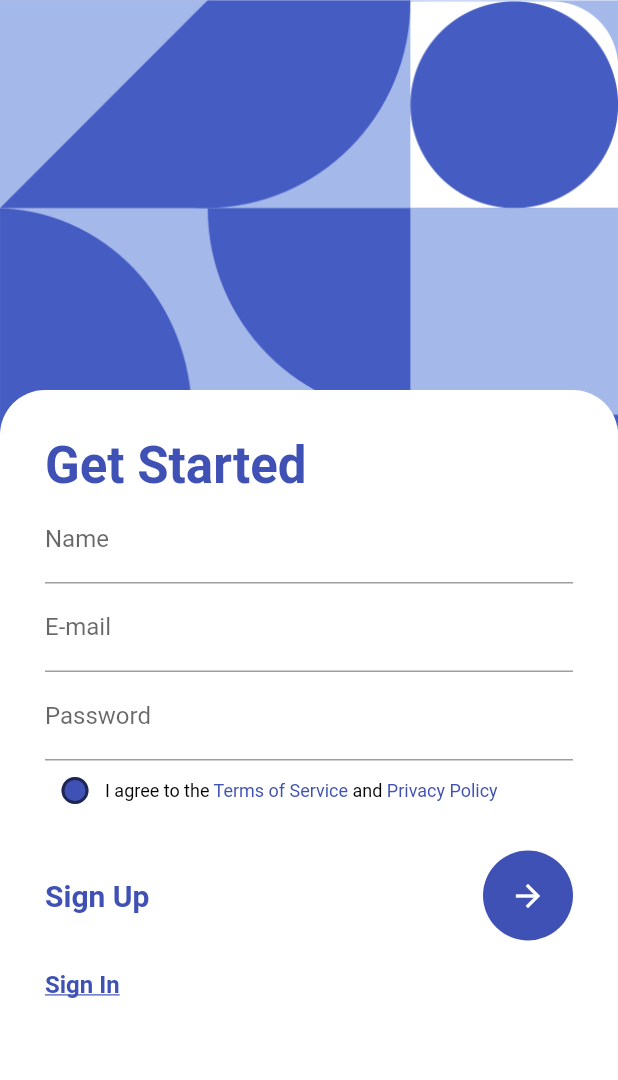
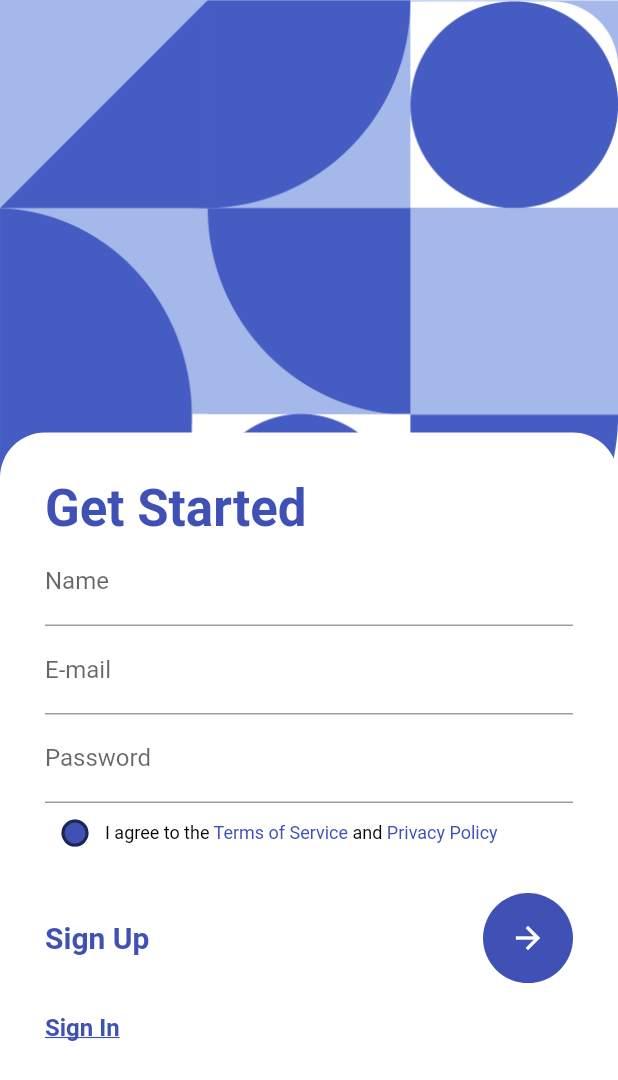
Before and after one commit to aphenrique/signup_view, a Flutter app: the screen it shows after launch, on a phone screen of 412 x 824 dp. Shown: the top 1080 px of the screen. Run offline on Flutter 3.47's test engine with Material 2 defaults, Android fonts, the phone set to English and light mode, and no system bars.

Commit message:
Size refactor

```diff
--- a/lib/signup_page/signup_page.dart
+++ b/lib/signup_page/signup_page.dart
@@ -17,7 +17,7 @@ class SignupPage extends StatelessWidget {
           Align(
             alignment: Alignment.bottomCenter,
             child: Container(
-              height: MediaQuery.of(context).size.height - 260,
+              height: MediaQuery.of(context).size.height * 0.65,
               width: double.infinity,
               decoration: const BoxDecoration(
                 borderRadius: BorderRadius.vertical(top: Radius.circular(30)),
```
